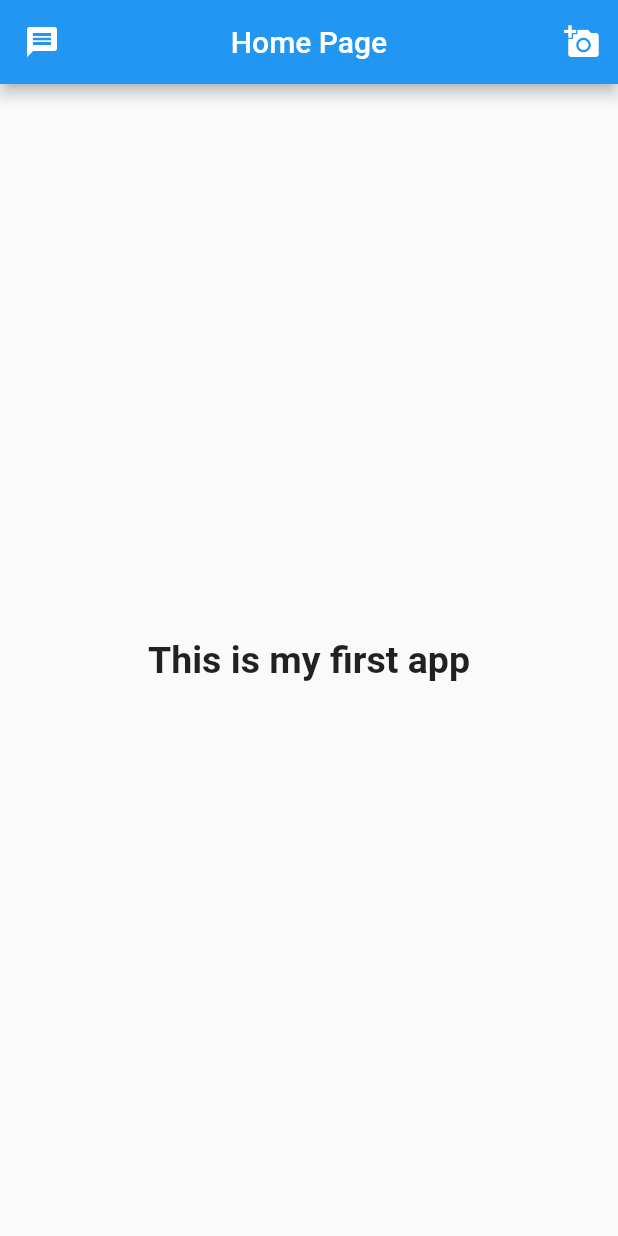
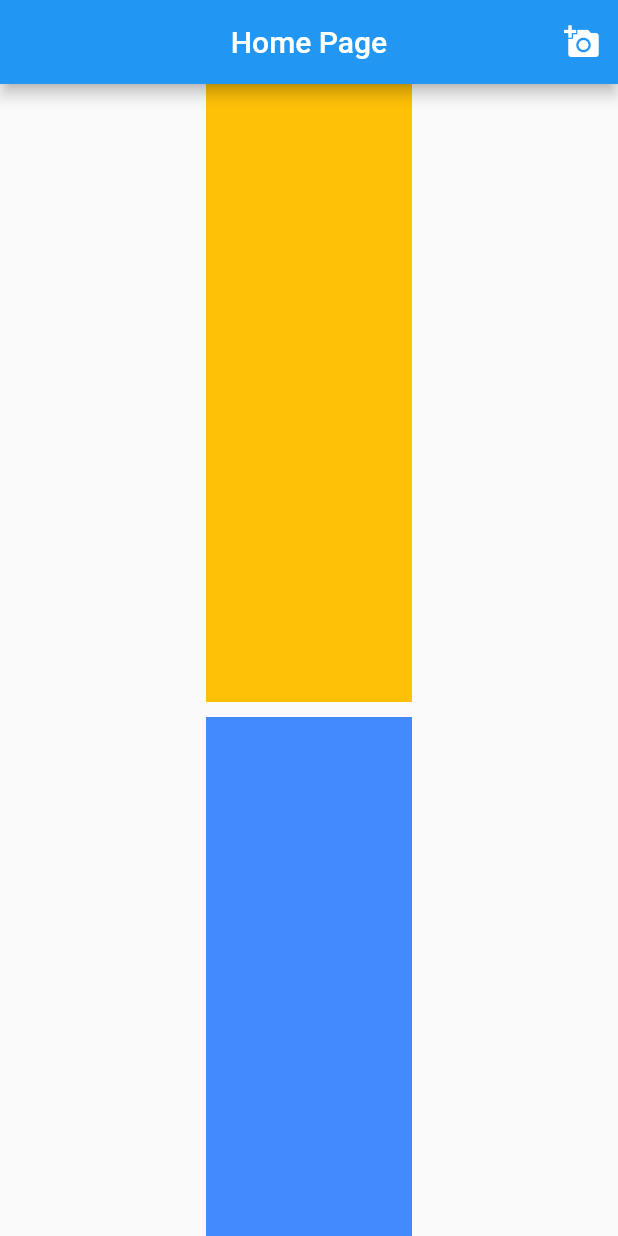
Before and after one commit to mdfahimrahman22/LearningFlutter, a Flutter app: the screen it shows after launch, on a phone screen of 412 x 824 dp. Run offline on Flutter 3.47's test engine with Material 2 defaults, Android fonts, the phone set to English and light mode, and no system bars.

Commit message:
learned ScrollView, ListView, Container, MediaQuery

```diff
--- a/first_app/lib/main.dart
+++ b/first_app/lib/main.dart
@@ -3,28 +3,70 @@ import 'package:flutter/material.dart';
 void main() {
   runApp(MyApp());
 }
+
 class MyApp extends StatelessWidget {
   const MyApp({Key? key}) : super(key: key);
 
   @override
   Widget build(BuildContext context) {
+
+
     return MaterialApp(
       debugShowCheckedModeBanner: false,
-      home: SafeArea(
-        child: Scaffold(
-          appBar: AppBar(title: Text("Home Page"),
-          centerTitle: true,
-          leading: Icon(Icons.message),
-          actions:<Widget>[
-            IconButton(icon: Icon(Icons.add_a_photo),onPressed: (){},)
-          ]
-          ),
-          body: Center(
-            child: Text("This is my first app",
-            style:TextStyle(fontSize: 25,fontWeight: FontWeight.bold) ,),
-          ),
-        ),
-      ),
+      home: Homepage()
     );
   }
 }
+class Homepage extends StatelessWidget {
+  const Homepage({Key? key}) : super(key: key);
+  @override
+  Widget build(BuildContext context) {
+    var height=MediaQuery.of(context).size.height;
+    var width=MediaQuery.of(context).size.width;
+    var sideMargin=3;
+    var topMargin=2;
+    return SafeArea(
+      child: Scaffold(
+          appBar: AppBar(
+              title: Text("Home Page"),
+              centerTitle: true,
+              actions: <Widget>[
+                IconButton(
+                  icon: Icon(Icons.add_a_photo),
+                  onPressed: () {},
+                )
+              ]),
+          body: ListView(
+              children:<Widget>[
+                Column(
+                  children: <Widget>[
+                    Container(
+                      height: height/topMargin,
+                      width: width/sideMargin,
+                      color: Colors.amber,
+                    ),
+                    SizedBox(
+                      height: 10,
+                      width: 10,
+                    ),
+                    Container(
+                      height: height/topMargin,
+                      width: width/sideMargin,
+                      color: Colors.blueAccent,
+                    ),
+                    SizedBox(
+                      height: 10,
+                      width: 10,
+                    ),
+                    Container(
+                      height: height/topMargin,
+                      width: width/sideMargin,
+                      color: Colors.blueAccent,
+                    )
+                  ],
+                ),
+              ]
+          )),
+    );
+  }
+}
```
